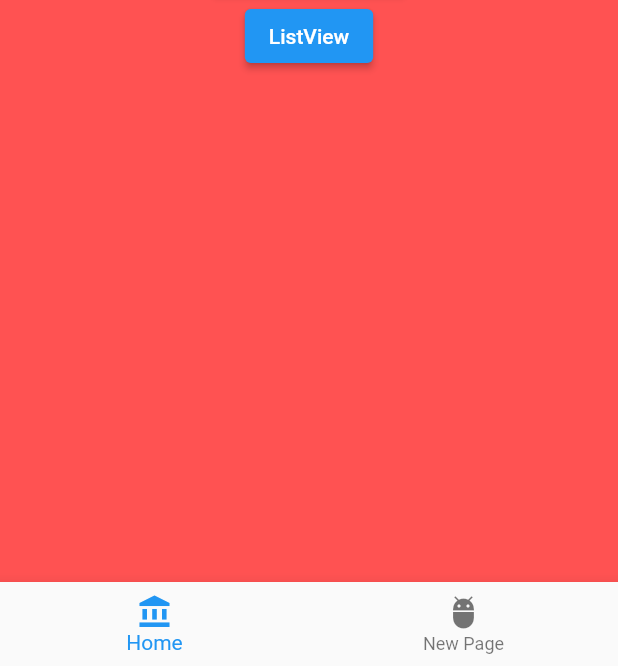
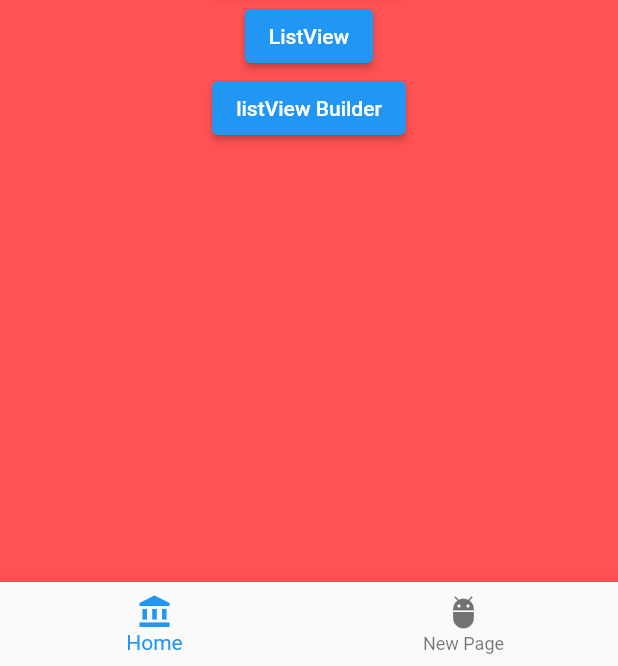
Before and after one commit to emircancavusoglu/flutterLearn, a Flutter app: the screen it shows after launch, on a phone screen of 412 x 824 dp, the part 570-1236 px from its top. Run offline on Flutter 3.47's test engine with Material 2 defaults, Android fonts, the phone set to English and light mode, and no system bars.

```diff
--- a/lib/const/string_consts.dart
+++ b/lib/const/string_consts.dart
@@ -3,4 +3,5 @@ class StringConst{
   static String lifeCyle = "LifeCycle";
   static String textField = "TextField Learn";
   static String listView = "ListView";
+  static String listViewBuilder = "listView Builder";
 }
```
Also changed, not shown: lib/core/main_page.dart (+8 -0 lines).
